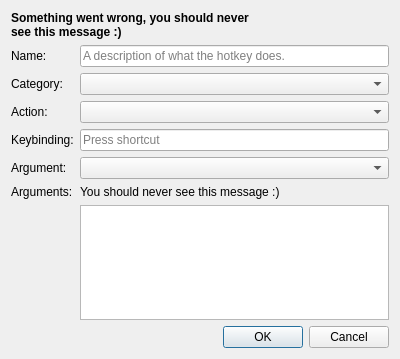
Above: src/widgets/dialogs/EditHotkeyDialog.ui from Chatterino/chatterino2 before the change. Below: the same form after it.
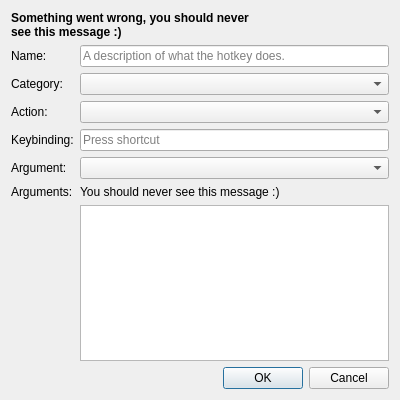
That is the form after the change.

Commit message: 359 px -> 400 px height because round numbers

What changed in the file:
```diff
--- a/src/widgets/dialogs/EditHotkeyDialog.ui
+++ b/src/widgets/dialogs/EditHotkeyDialog.ui
@@ -7,7 +7,7 @@
     <x>0</x>
     <y>0</y>
     <width>400</width>
-    <height>359</height>
+    <height>400</height>
    </rect>
   </property>
   <property name="windowTitle">
```
